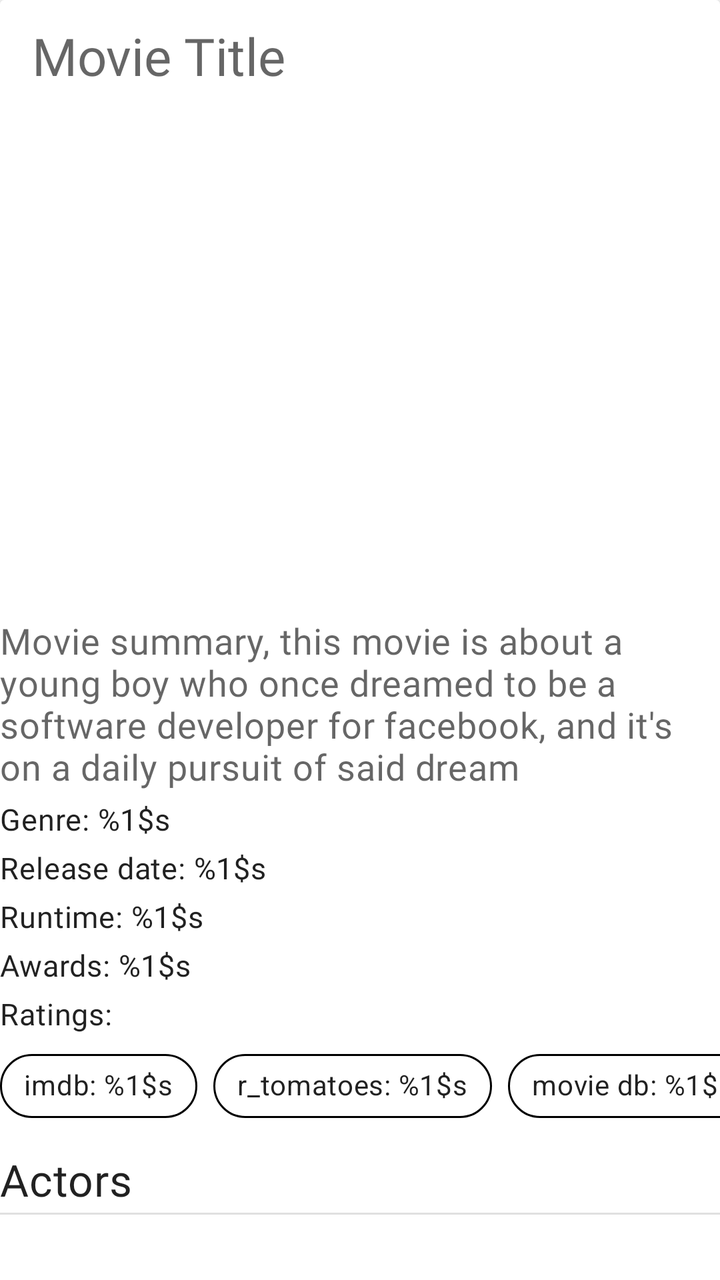
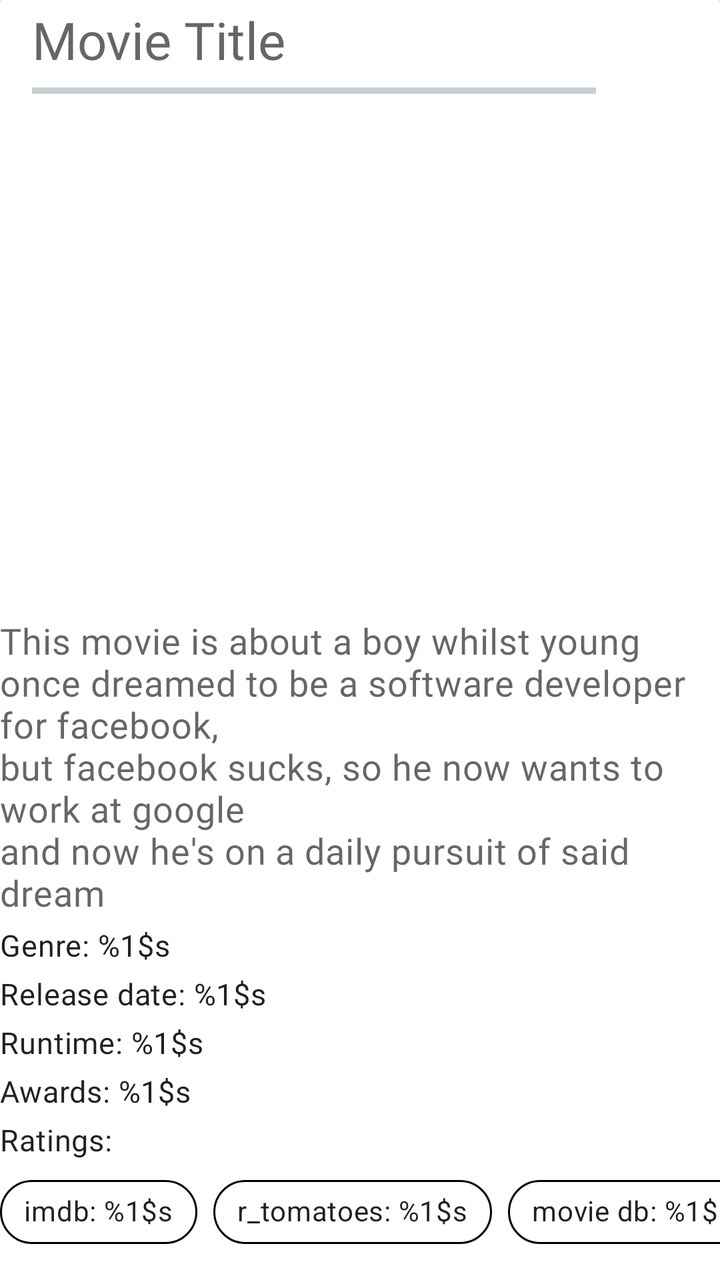

Before-and-after screenshots of an Android layout around one commit, followed by the original layout XML and the change that was made.
<!-- AndroidManifest.xml: another module's application theme Theme.ECatalogs -->
<!-- res/layout/fragment_movie_details.xml -->
<?xml version="1.0" encoding="utf-8"?>
<androidx.core.widget.NestedScrollView xmlns:android="http://schemas.android.com/apk/res/android"
    xmlns:app="http://schemas.android.com/apk/res-auto"
    android:layout_width="match_parent"
    android:layout_height="match_parent"
    android:layout_margin="@dimen/two_dimen"
    android:orientation="vertical">

    <androidx.cardview.widget.CardView
        android:id="@+id/details_card_view"
        android:layout_width="match_parent"
        android:layout_height="match_parent">

        <LinearLayout
            android:layout_width="match_parent"
            android:layout_height="match_parent"
            android:orientation="vertical">

            <androidx.appcompat.widget.Toolbar
                android:id="@+id/toolbar"
                android:layout_width="match_parent"
                android:layout_height="wrap_content">

                <TextView
                    android:id="@+id/movie_title"
                    android:layout_width="match_parent"
                    android:layout_height="wrap_content"
                    android:hint="@string/movie_title"
                    android:textAppearance="?attr/textAppearanceHeadline5" />

            </androidx.appcompat.widget.Toolbar>

            <androidx.recyclerview.widget.RecyclerView
                android:id="@+id/list_images"
                android:layout_width="match_parent"
                android:layout_height="@dimen/image_height" />

            <com.google.android.material.textview.MaterialTextView
                android:id="@+id/movie_summary"
                android:layout_width="match_parent"
                android:layout_height="wrap_content"
                android:layout_marginVertical="@dimen/two_dimen"
                android:hint="@string/movie_summary"
                android:textAppearance="?attr/textAppearanceBody2"
                android:textSize="18sp" />

            <com.google.android.material.textview.MaterialTextView
                android:id="@+id/movie_genres"
                android:layout_width="match_parent"
                android:layout_height="wrap_content"
                android:layout_marginVertical="@dimen/two_dimen"
                android:text="@string/genres"
                android:textAppearance="?attr/textAppearanceBody2" />

            <com.google.android.material.textview.MaterialTextView
                android:id="@+id/movie_publication_date"
                android:layout_width="wrap_content"
                android:layout_height="wrap_content"
                android:layout_marginVertical="@dimen/two_dimen"
                android:text="@string/release_date"
                android:textAppearance="?attr/textAppearanceBody2" />

            <com.google.android.material.textview.MaterialTextView
                android:id="@+id/movie_runtime"
                android:layout_width="wrap_content"
                android:layout_height="wrap_content"
                android:layout_marginVertical="@dimen/two_dimen"
                android:text="@string/runtime"
                android:textAppearance="?attr/textAppearanceBody2" />

            <com.google.android.material.textview.MaterialTextView
                android:id="@+id/movie_awards"
                android:layout_width="match_parent"
                android:layout_height="wrap_content"
                android:layout_marginVertical="@dimen/two_dimen"
                android:text="@string/awards"
                android:textAppearance="?attr/textAppearanceBody2" />

            <com.google.android.material.textview.MaterialTextView
                android:layout_width="match_parent"
                android:layout_height="wrap_content"
                android:layout_marginVertical="@dimen/two_dimen"
                android:text="@string/ratings"
                android:textAppearance="?attr/textAppearanceBody2" />

            <com.google.android.material.chip.ChipGroup
                android:layout_width="wrap_content"
                android:layout_height="wrap_content"
                android:layout_gravity="center"
                android:layout_marginBottom="@dimen/six_dimen"
                android:clickable="false"
                android:foregroundGravity="center_horizontal"
                android:layoutDirection="locale"
                android:theme="@style/Theme.MaterialComponents.Light"
                app:singleLine="true">

                <com.google.android.material.chip.Chip
                    android:id="@+id/imdb_chip"
                    android:layout_width="wrap_content"
                    android:layout_height="wrap_content"
                    android:gravity="start"
                    android:text="@string/imdb_rating"
                    android:textAppearance="?attr/textAppearanceBody2"
                    app:chipBackgroundColor="@android:color/white"
                    app:chipStrokeColor="@android:color/black"
                    app:chipStrokeWidth="1dp" />

                <com.google.android.material.chip.Chip
                    android:id="@+id/r_tomatoes_chip"
                    android:layout_width="wrap_content"
                    android:layout_height="wrap_content"
                    android:gravity="center_horizontal"
                    android:text="@string/tomato_rating"
                    android:textAppearance="?attr/textAppearanceBody2"
                    app:chipBackgroundColor="@android:color/white"
                    app:chipStrokeColor="@android:color/black"
                    app:chipStrokeWidth="1dp" />

                <com.google.android.material.chip.Chip
                    android:id="@+id/movie_db_chip"
                    android:layout_width="wrap_content"
                    android:layout_height="wrap_content"
                    android:gravity="end"
                    android:text="@string/db_rating"
                    android:textAppearance="?attr/textAppearanceBody2"
                    app:chipBackgroundColor="@android:color/white"
                    app:chipStrokeColor="@android:color/black"
                    app:chipStrokeWidth="1dp" />

            </com.google.android.material.chip.ChipGroup>

            <com.google.android.material.textview.MaterialTextView
                android:layout_width="match_parent"
                android:layout_height="wrap_content"
                android:layout_marginVertical="@dimen/two_dimen"
                android:text="@string/actors"
                android:textAppearance="?attr/textAppearanceHeadline6" />

            <View style="@style/Divider.Horizontal" />

            <androidx.recyclerview.widget.RecyclerView
                android:id="@+id/list_actors"
                android:layout_width="match_parent"
                android:layout_height="@dimen/image_height"
                android:layout_marginBottom="@dimen/six_dimen" />

            <com.google.android.material.textview.MaterialTextView
                android:layout_width="match_parent"
                android:layout_height="wrap_content"
                android:layout_marginVertical="@dimen/two_dimen"
                android:text="@string/box_office"
                android:textAppearance="?attr/textAppearanceHeadline6" />

            <View style="@style/Divider.Horizontal" />

            <TextView
                android:id="@+id/movie_budget"
                android:layout_width="match_parent"
                android:layout_height="wrap_content"
                android:text="@string/budget"
                android:textAppearance="?attr/textAppearanceBody2" />

            <TextView
                android:id="@+id/movie_open_weekend_gross"
                android:layout_width="match_parent"
                android:layout_height="wrap_content"
                android:text="@string/open_week_gross"
                android:textAppearance="?attr/textAppearanceBody2" />

            <TextView
                android:id="@+id/movie_world_wide_gross"
                android:layout_width="match_parent"
                android:layout_height="wrap_content"
                android:layout_marginBottom="@dimen/six_dimen"
                android:text="@string/world_wide_gross"
                android:textAppearance="?attr/textAppearanceBody2" />

            <com.google.android.material.textview.MaterialTextView
                android:layout_width="match_parent"
                android:layout_height="wrap_content"
                android:layout_marginVertical="@dimen/two_dimen"
                android:text="@string/similar_titles"
                android:textAppearance="?attr/textAppearanceHeadline6" />

            <View style="@style/Divider.Horizontal" />

            <androidx.recyclerview.widget.RecyclerView
                android:id="@+id/list_similars"
                android:layout_width="match_parent"
                android:layout_height="@dimen/image_height" />
        </LinearLayout>

    </androidx.cardview.widget.CardView>

</androidx.core.widget.NestedScrollView>
<!-- resources referenced by this layout -->
<resources>
  <dimen name="image_height">250dp</dimen>
  <dimen name="six_dimen">6dp</dimen>
  <dimen name="two_dimen">2dp</dimen>
  <string name="actors">Actors</string>
  <string name="awards">Awards: %1$s</string>
  <string name="box_office">Box office</string>
  <string name="budget">Budget: %1$s</string>
  <string name="db_rating">movie db: %1$s</string>
  <string name="genres">Genre: %1$s</string>
  <string name="imdb_rating">imdb: %1$s</string>
  <string name="movie_summary">Movie summary, this movie is about a young boy who once dreamed to be a software developer for facebook, and it\'s on a daily pursuit of said dream</string>
  <string name="movie_title">Movie Title</string>
  <string name="open_week_gross">Open week gross: %1$s</string>
  <string name="ratings">Ratings:</string>
  <string name="release_date">Release date: %1$s</string>
  <string name="runtime">Runtime: %1$s</string>
  <string name="similar_titles">Similar titles</string>
  <string name="tomato_rating">r_tomatoes: %1$s</string>
  <string name="world_wide_gross">World wide gross: %1$s</string>
  <style name="Divider.Horizontal" parent="Divider">
          <item name="android:layout_width">match_parent</item>
          <item name="android:layout_height">1dp</item>
      </style>
  <style name="Divider">
          <item name="android:background">?android:attr/listDivider</item> // can add colorur here
      </style>
  <color name="blue_grey_600">#546e7a</color>
  <color name="blue_grey_100">#819ca9</color>
  <color name="black">#000000</color>
  <color name="white">#fafafa</color>
  <color name="blue_grey_700">#29434e</color>
  <style name="ShapeAppearance.ECatalog.SmallComponent" parent="ShapeAppearance.MaterialComponents.SmallComponent">
          <item name="cornerFamily">rounded</item>
          <item name="cornerSize">@dimen/reply_small_component_corner_radius</item>
      </style>
  <style name="ShapeAppearance.ECatalog.MediumComponent" parent="ShapeAppearance.MaterialComponents.MediumComponent">
          <item name="cornerFamily">rounded</item>
          <item name="cornerSize">@dimen/reply_medium_component_corner_radius</item>
      </style>
  <style name="ShapeAppearance.ECatalog.LargeComponent" parent="ShapeAppearance.MaterialComponents.LargeComponent">
          <item name="cornerFamily">rounded</item>
          <item name="cornerSize">@dimen/reply_large_component_corner_radius</item>
      </style>
  <style name="TextAppearance.MdcTypographyStyles.Body1" parent="TextAppearance.MaterialComponents.Body1">
          <item name="fontFamily">@font/nunito_sans_regular</item>
          <item name="android:fontFamily">@font/nunito_sans_regular</item>
          <item name="android:textSize">17sp</item>
      </style>
  <style name="TextAppearance.MdcTypographyStyles.Body2" parent="TextAppearance.MaterialComponents.Body2">
          <item name="fontFamily">@font/nunito_sans_regular</item>
          <item name="android:fontFamily">@font/nunito_sans_regular</item>
          <item name="android:textSize">15sp</item>
      </style>
  <style name="TextAppearance.MdcTypographyStyles.Button" parent="TextAppearance.MaterialComponents.Button">
          <item name="fontFamily">@font/nunito_sans_light</item>
          <item name="android:fontFamily">@font/nunito_sans_light</item>
          <item name="android:textSize">15sp</item>
      </style>
  <style name="TextAppearance.MdcTypographyStyles.Caption" parent="TextAppearance.MaterialComponents.Caption">
          <item name="fontFamily">@font/nunito_sans_light</item>
          <item name="android:fontFamily">@font/nunito_sans_light</item>
          <item name="android:textSize">13sp</item>
      </style>
  <dimen name="reply_small_component_corner_radius">8dp</dimen>
  <dimen name="reply_medium_component_corner_radius">12dp</dimen>
  <dimen name="reply_large_component_corner_radius">24dp</dimen>
  <!-- unchanged entries left out for length: 5 -->
</resources>

<!-- the commit's change to res/layout/fragment_movie_details.xml (unified diff, before → after) -->
@@ -21,12 +21,35 @@
                 android:layout_width="match_parent"
                 android:layout_height="wrap_content">
 
-                <TextView
-                    android:id="@+id/movie_title"
+                <LinearLayout
                     android:layout_width="match_parent"
                     android:layout_height="wrap_content"
-                    android:hint="@string/movie_title"
-                    android:textAppearance="?attr/textAppearanceHeadline5" />
+                    android:orientation="vertical">
+
+                    <TextView
+                        android:id="@+id/movie_title"
+                        android:layout_width="match_parent"
+                        android:layout_height="wrap_content"
+                        android:hint="@string/movie_title"
+                        android:textAppearance="?attr/textAppearanceHeadline5" />
+
+                    <ProgressBar
+                        android:id="@+id/details_progress_bar"
+                        style="?android:progressBarStyleHorizontal"
+                        android:layout_width="282dp"
+                        android:layout_height="wrap_content"
+                        android:indeterminate="true" />
+
+                    <TextView
+                        android:id="@+id/details_error_message"
+                        android:layout_width="match_parent"
+                        android:layout_height="wrap_content"
+                        android:text="@string/failed_to_retrieve_data"
+                        android:textAppearance="?attr/textAppearanceCaption"
+                        android:visibility="gone"
+                        android:textColor="@android:color/holo_blue_light" />
+
+                </LinearLayout>
 
             </androidx.appcompat.widget.Toolbar>
 
<!-- resource entries referenced after the edit -->
@@ -8,9 +8,10 @@
   <string name="box_office">Box office</string>
   <string name="budget">Budget: %1$s</string>
   <string name="db_rating">movie db: %1$s</string>
+  <string name="failed_to_retrieve_data">Failed to retrieve data 😓</string>
   <string name="genres">Genre: %1$s</string>
   <string name="imdb_rating">imdb: %1$s</string>
-  <string name="movie_summary">Movie summary, this movie is about a young boy who once dreamed to be a software developer for facebook, and it\'s on a daily pursuit of said dream</string>
+  <string name="movie_summary">This movie is about a boy whilst young once dreamed to be a software developer for facebook, \nbut facebook sucks, so he now wants to work at google\nand now he\'s on a daily pursuit of said dream</string>
   <string name="movie_title">Movie Title</string>
   <string name="open_week_gross">Open week gross: %1$s</string>
   <string name="ratings">Ratings:</string>
